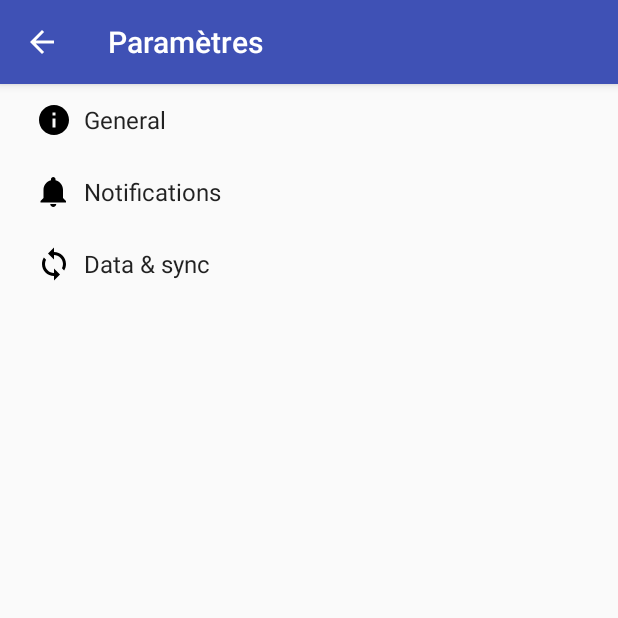
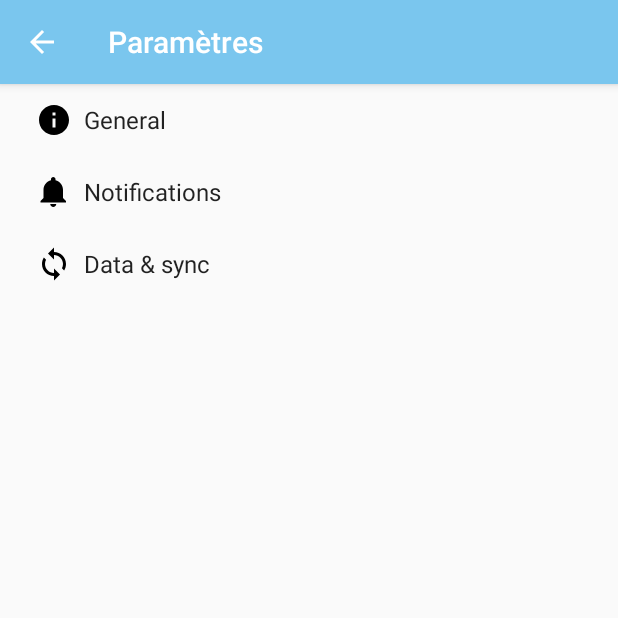
Before and after one commit to antoinecharlet/WidgetApplication, an Android app: the SettingsActivity screen opened directly, with no data from a screen before it, on a phone screen of 412 x 824 dp, the top half of it. Run offline under Robolectric (Android 15) with nearby library versions, the phone set to English and light mode, and no system bars.

Commit message:
Mise en place du paramétrage de la couleur du widget

```diff
--- a/app/src/main/res/values/colors.xml
+++ b/app/src/main/res/values/colors.xml
@@ -1,6 +1,6 @@
 <?xml version="1.0" encoding="utf-8"?>
 <resources>
-    <color name="colorPrimary">#3F51B5</color>
-    <color name="colorPrimaryDark">#303F9F</color>
+    <color name="colorPrimary">#7ac6ee</color>
+    <color name="colorPrimaryDark">#55b1e1</color>
     <color name="colorAccent">#FF4081</color>
 </resources>
--- a/app/src/main/res/values/strings.xml
+++ b/app/src/main/res/values/strings.xml
@@ -77,4 +77,6 @@
     <string name="pref_ringtone_silent">Silent</string>
 
     <string name="pref_title_vibrate">Vibrate</string>
+    <string name="param_color">Couleur du widget</string>
+    <string name="image_bck">imageBck</string>
 </resources>
--- a/app/src/main/res/xml/pref_data_sync.xml
+++ b/app/src/main/res/xml/pref_data_sync.xml
@@ -1,4 +1,5 @@
-<PreferenceScreen xmlns:android="http://schemas.android.com/apk/res/android">
+<PreferenceScreen xmlns:android="http://schemas.android.com/apk/res/android"
+    xmlns:app="http://schemas.android.com/apk/res-auto">
 
     <!-- NOTE: Hide buttons to simplify the UI. Users can touch outside the dialog to
          dismiss it. -->
@@ -12,6 +13,12 @@
         android:positiveButtonText="@null"
         android:title="@string/pref_title_sync_frequency" />
 
+    <com.rarepebble.colorpicker.ColorPreference
+        android:key="widget_color"
+        android:title="@string/param_color"
+        android:defaultValue="#7ac6ee"
+        app:colorpicker_showHex="false" />
+
     <!-- This preference simply launches an intent when selected. Use this UI sparingly, per
          design guidelines. -->
     <Preference android:title="@string/pref_title_system_sync_settings">
```
Also changed, not shown: app/src/main/java/layout/AppWidget.java (+37 -2 lines), app/src/main/res/drawable/background_widget.xml (deleted, +0 -11 lines), app/src/main/res/layout/activity_main.xml (+12 -1 lines), app/src/main/res/layout/app_widget.xml (+7 -2 lines).
